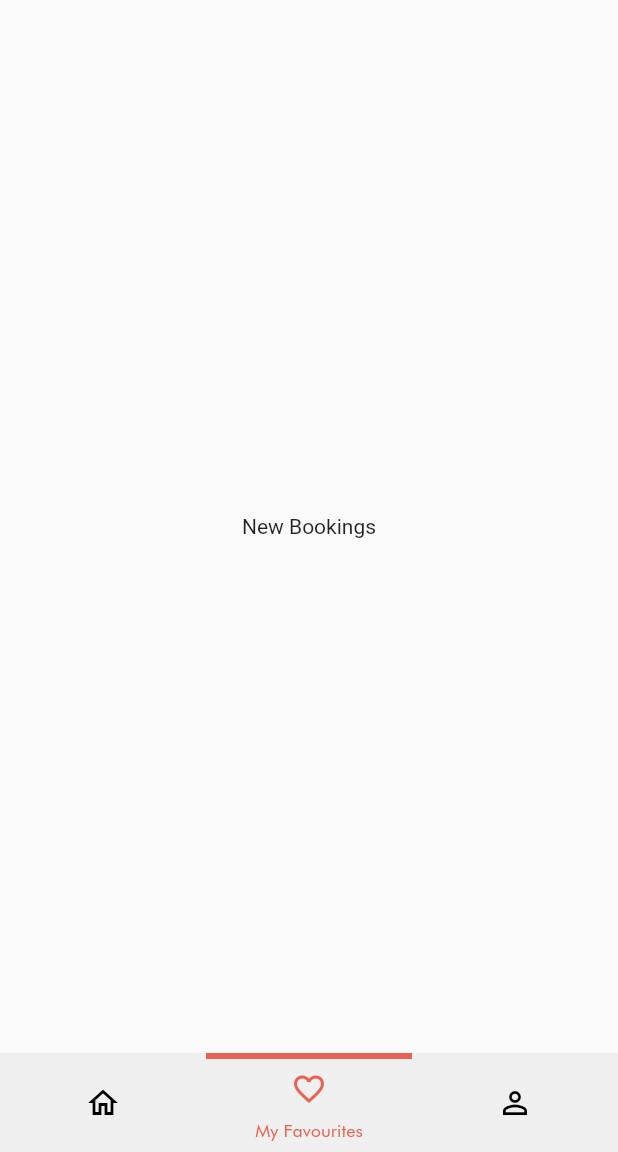
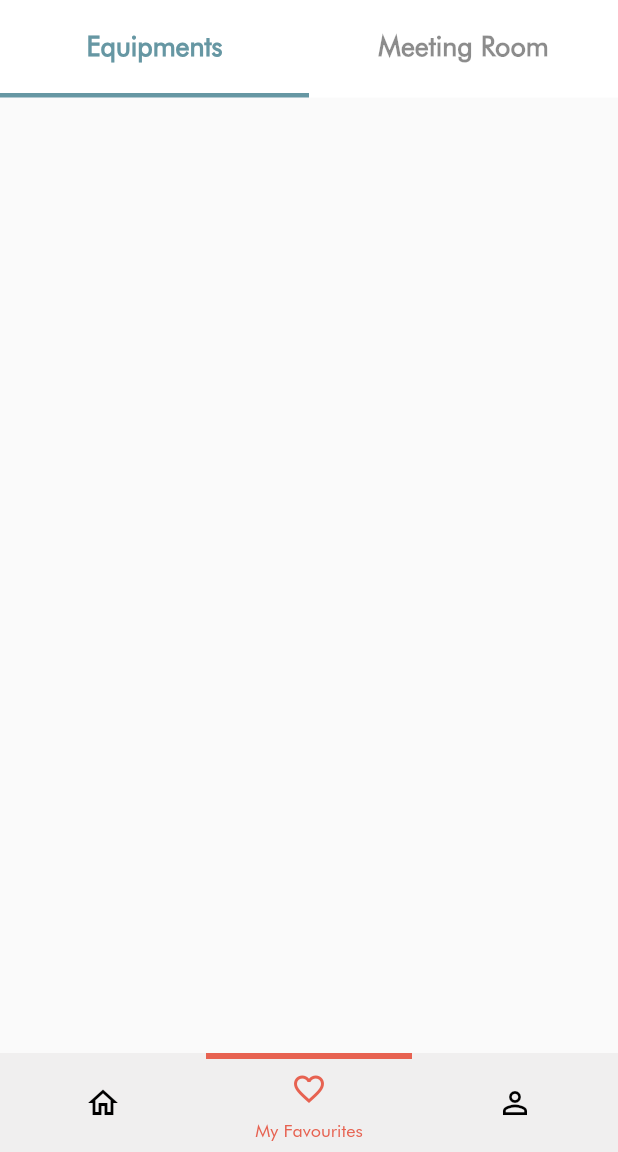
Before and after one commit to tduongtad1304/project-01, a Flutter app: the screen it shows after launch, item 2 of the bottom bar chosen, after a tap on the "add" icon, on a phone screen of 412 x 824 dp, the part 84-1236 px from its top. Run offline on Flutter 3.47's test engine with Material 2 defaults, Android fonts, the phone set to English and light mode, and no system bars; our stand-ins replace bloc, equatable, flutter_bloc, flutter_svg.

Commit message:
update new bookings screen and modify leftover

```diff
--- a/lib/app.dart
+++ b/lib/app.dart
@@ -1,5 +1,5 @@
 import 'package:flutter/material.dart';
-import 'package:nsg_biolab_clone/cubits/bookings/bookings_cubit.dart';
+import 'package:nsg_biolab_clone/cubits/cubits.dart';
 import 'package:nsg_biolab_clone/views/main_page.dart';
 import 'package:flutter_bloc/flutter_bloc.dart';
 
@@ -8,8 +8,15 @@ class MyApp extends StatelessWidget {
 
   @override
   Widget build(BuildContext context) {
-    return BlocProvider(
-      create: (context) => BookingsCubit(),
+    return MultiBlocProvider(
+      providers: [
+        BlocProvider<BookingsCubit>(
+          create: (context) => BookingsCubit(),
+        ),
+        BlocProvider<CounterCubit>(
+          create: (context) => CounterCubit(),
+        ),
+      ],
       child: MaterialApp(
         debugShowCheckedModeBanner: false,
         title: 'Flutter Demo',
--- /dev/null
+++ b/lib/cubits/counter/counter_cubit.dart
@@ -0,0 +1,11 @@
+import 'package:bloc/bloc.dart';
+import 'package:equatable/equatable.dart';
+
+part 'counter_state.dart';
+
+class CounterCubit extends Cubit<CounterState> {
+  CounterCubit() : super(CounterState.initial());
+
+  void increment() =>
+      emit(state.copyWith(counterValue: state.counterValue + 1));
+}
--- /dev/null
+++ b/lib/cubits/counter/counter_state.dart
@@ -0,0 +1,29 @@
+part of 'counter_cubit.dart';
+
+class CounterState extends Equatable {
+  final int counterValue;
+
+  const CounterState({
+    required this.counterValue,
+  });
+
+  factory CounterState.initial() {
+    return const CounterState(
+      counterValue: 0,
+    );
+  }
+
+  @override
+  String toString() => 'CounterState { counterValue: $counterValue }';
+
+  @override
+  List<Object> get props => [counterValue];
+
+  CounterState copyWith({
+    int? counterValue,
+  }) {
+    return CounterState(
+      counterValue: counterValue ?? this.counterValue,
+    );
+  }
+}
--- a/lib/cubits/cubits.dart
+++ b/lib/cubits/cubits.dart
@@ -1 +1,2 @@
 export 'bookings/bookings_cubit.dart';
+export 'counter/counter_cubit.dart';
--- a/lib/models/bookings.dart
+++ b/lib/models/bookings.dart
@@ -97,4 +97,24 @@ final List<MeetingRooms> meetingRooms = [
     meetingRoomLocation: 'Location 2',
     meetingRoomDateTime: 'DateTime 2',
   ),
+  const MeetingRooms(
+    meetingRoomName: 'Meeting Room 3',
+    meetingRoomLocation: 'Location 3',
+    meetingRoomDateTime: 'DateTime 3',
+  ),
+  const MeetingRooms(
+    meetingRoomName: 'Meeting Room 4',
+    meetingRoomLocation: 'Location 4',
+    meetingRoomDateTime: 'DateTime 4',
+  ),
+  const MeetingRooms(
+    meetingRoomName: 'Meeting Room 5',
+    meetingRoomLocation: 'Location 5',
+    meetingRoomDateTime: 'DateTime 5',
+  ),
+  const MeetingRooms(
+    meetingRoomName: 'Meeting Room 6',
+    meetingRoomLocation: 'Location 6',
+    meetingRoomDateTime: 'DateTime 6',
+  ),
 ];
--- a/lib/views/homepage/home.dart
+++ b/lib/views/homepage/home.dart
@@ -2,7 +2,9 @@ import 'package:flutter/material.dart';
 import 'package:flutter/services.dart';
 import 'package:flutter_svg/flutter_svg.dart';
 import 'package:nsg_biolab_clone/constants/constants.dart';
+import 'package:flutter_bloc/flutter_bloc.dart';
 
+import '../../cubits/cubits.dart';
 import '../../widgets/widgets.dart';
 import '../views.dart';
 
@@ -15,7 +17,7 @@ class MyHomePage extends StatefulWidget {
 
 class _MyHomePageState extends State<MyHomePage>
     with AutomaticKeepAliveClientMixin<MyHomePage> {
-  late Equipments equipments;
+  late MyFavouriteEquipments equipments;
   @override
   Widget build(BuildContext context) {
     super.build(context);
@@ -84,6 +86,13 @@ class _MyHomePageState extends State<MyHomePage>
                     ),
                   ],
                 ),
+                const SizedBox(
+                  height: 17,
+                ),
+                Text(
+                  context.watch<CounterCubit>().state.counterValue.toString(),
+                  style: kTextPrimary.copyWith(fontSize: 20),
+                ),
               ],
             )
           ],
@@ -94,7 +103,8 @@ class _MyHomePageState extends State<MyHomePage>
           child: FloatingActionButton(
             backgroundColor: kPrimaryButtons,
             onPressed: () {
-              Navigator.of(context).push(
+              Navigator.push(
+                context,
                 createRoute(
                   const NewBookings(),
                 ),
--- a/lib/views/main_page.dart
+++ b/lib/views/main_page.dart
@@ -13,7 +13,6 @@ class MainPage extends StatefulWidget {
 class _MainPageState extends State<MainPage> {
   int currentIndex = 0;
   // PageController _pageController = PageController();
-  bool isProfilePage = false;
 
   String _currentPage = "Home";
   List<String> pageKeys = ["Home", "My Favourites", "Profile"];
--- a/lib/views/my_favourite/equipments.dart
+++ b/lib/views/my_favourite/equipments.dart
@@ -2,8 +2,8 @@ import 'package:flutter/material.dart';
 import 'package:flutter_svg/svg.dart';
 import 'package:nsg_biolab_clone/constants/constants.dart';
 
-class Equipments extends StatelessWidget {
-  const Equipments({Key? key}) : super(key: key);
+class MyFavouriteEquipments extends StatelessWidget {
+  const MyFavouriteEquipments({Key? key}) : super(key: key);
 
   @override
   Widget build(BuildContext context) {
--- a/lib/views/my_favourite/meeting_room.dart
+++ b/lib/views/my_favourite/meeting_room.dart
@@ -3,8 +3,8 @@ import 'package:flutter_svg/svg.dart';
 
 import '../../constants/constants.dart';
 
-class MeetingRoom extends StatelessWidget {
-  const MeetingRoom({Key? key}) : super(key: key);
+class MyFavouriteMeetingRoom extends StatelessWidget {
+  const MyFavouriteMeetingRoom({Key? key}) : super(key: key);
 
   @override
   Widget build(BuildContext context) {
--- a/lib/views/my_favourite/my_favourite.dart
+++ b/lib/views/my_favourite/my_favourite.dart
@@ -48,8 +48,8 @@ class _MyFavouriteState extends State<MyFavourite>
             ),
           ),
           body: const TabBarView(children: [
-            Equipments(),
-            MeetingRoom(),
+            MyFavouriteEquipments(),
+            MyFavouriteMeetingRoom(),
           ]),
           floatingActionButton: SizedBox(
             width: 62,
--- /dev/null
+++ b/lib/views/new_bookings/equipments.dart
@@ -0,0 +1,15 @@
+import 'package:flutter/material.dart';
+
+class NewBookingEquipments extends StatefulWidget {
+  const NewBookingEquipments({Key? key}) : super(key: key);
+
+  @override
+  State<NewBookingEquipments> createState() => _NewBookingEquipmentsState();
+}
+
+class _NewBookingEquipmentsState extends State<NewBookingEquipments> {
+  @override
+  Widget build(BuildContext context) {
+    return Container();
+  }
+}
--- a/lib/views/new_bookings/new_bookings.dart
+++ b/lib/views/new_bookings/new_bookings.dart
@@ -1,9 +1,36 @@
 import 'package:flutter/material.dart';
 import 'package:flutter/services.dart';
 import 'package:nsg_biolab_clone/constants/constants.dart';
+import 'package:flutter_bloc/flutter_bloc.dart';
+import 'package:nsg_biolab_clone/cubits/cubits.dart';
+import 'package:nsg_biolab_clone/views/views.dart';
 
-class NewBookings extends StatelessWidget {
+class NewBookings extends StatefulWidget {
   const NewBookings({Key? key}) : super(key: key);
+
+  @override
+  State<NewBookings> createState() => _NewBookingsState();
+}
+
+bool? isEquipment;
+late TabController tabController;
+
+class _NewBookingsState extends State<NewBookings>
+    with TickerProviderStateMixin {
+  @override
+  void initState() {
+    tabController = TabController(length: 2, vsync: this);
+    isEquipment = true;
+    tabController.addListener(() {
+      if (tabController.indexIsChanging) {
+        setState(() {
+          isEquipment = !isEquipment!;
+        });
+      }
+    });
+
+    super.initState();
+  }
 
   @override
   Widget build(BuildContext context) {
@@ -13,28 +40,51 @@ class NewBookings extends StatelessWidget {
         backgroundColor: Colors.white,
         elevation: 0,
         actions: [
-          IconButton(
+          isEquipment!
+              ? IconButton(
                   onPressed: () {},
                   icon: const Icon(
                     Icons.filter_alt_outlined,
                     color: kPrimaryButtons,
                   ),
-          ),
+                )
+              : Container(),
         ],
         leading: IconButton(
           icon: const Icon(
             Icons.arrow_back_ios,
             color: Color.fromARGB(255, 85, 85, 85),
           ),
-          onPressed: () => Navigator.of(context).pop(),
+          onPressed: () => Navigator.of(context).pop(
+            context.read<CounterCubit>().state.counterValue,
+          ),
         ),
         centerTitle: true,
         title: Text('New Bookings',
             style: kTitlePrimary.copyWith(letterSpacing: 0.32)),
+        bottom: TabBar(
+          controller: tabController,
+          unselectedLabelColor: Colors.black45,
+          indicatorWeight: 3,
+          indicatorColor: kPrimaryButtons,
+          labelColor: kPrimaryButtons,
+          labelStyle: kTextPrimary.copyWith(fontWeight: FontWeight.w600),
+          tabs: const [
+            Tab(
+              height: 62,
+              text: 'Equipments',
             ),
-      body: const Center(
-        child: Text('New Bookings'),
+            Tab(
+              height: 62,
+              text: 'Meeting Room',
             ),
+          ],
+        ),
+      ),
+      body: TabBarView(controller: tabController, children: const [
+        NewBookingEquipments(),
+        NewBookingMeetingRoom(),
+      ]),
     );
   }
 }
--- a/lib/views/views.dart
+++ b/lib/views/views.dart
@@ -4,3 +4,5 @@ export 'my_favourite/equipments.dart';
 export 'my_favourite/meeting_room.dart';
 export 'profile/profile.dart';
 export 'new_bookings/new_bookings.dart';
+export 'new_bookings/equipments.dart';
+export 'new_bookings/meeting_room.dart';
--- a/lib/widgets/tab_navigator.dart
+++ b/lib/widgets/tab_navigator.dart
@@ -26,7 +26,8 @@ class TabNavigator extends StatelessWidget {
     return Navigator(
       key: navigatorKey,
       onGenerateRoute: (routeSettings) {
-        return MaterialPageRoute(builder: (context) => child!);
+        return MaterialPageRoute(
+            builder: (context) => child!, maintainState: true);
       },
     );
   }
```
Also changed, not shown: lib/views/new_bookings/meeting_room.dart (added, +127 -0 lines). Lines whose indentation alone changed are shown as unchanged.
